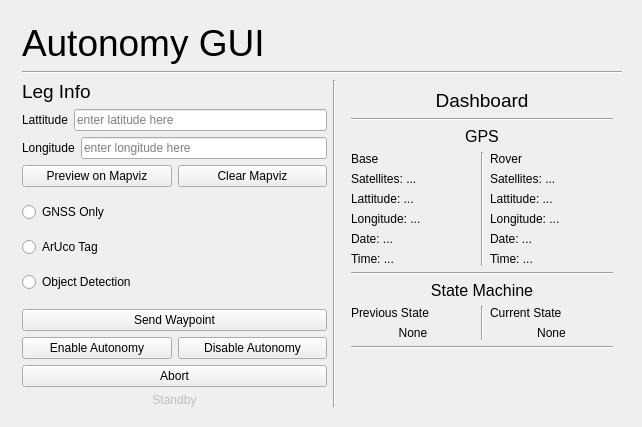
This is mars_ws/src/autonomy/autonomy_gui.ui in BYUMarsRover/Autonomy-ROS2 as Qt 5 draws it before an edit. The edited form follows.
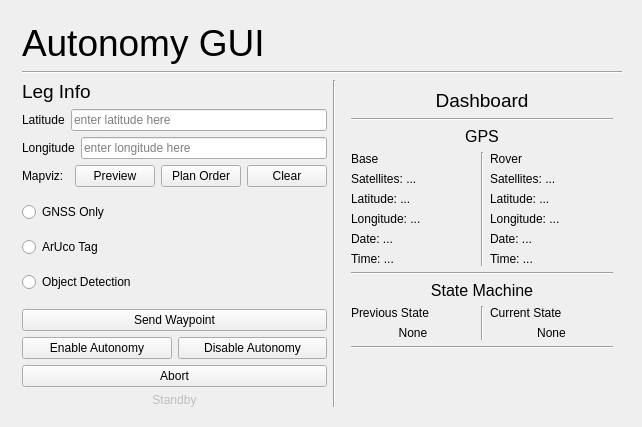
This is the edited form.

Commit message: PathPlanning can optimize waypoint order and display it on mapviz

Patch:
```diff
--- a/mars_ws/src/autonomy/autonomy_gui.ui
+++ b/mars_ws/src/autonomy/autonomy_gui.ui
@@ -98,7 +98,7 @@
              <item>
               <widget class="QLabel" name="LatitudeLabel">
                <property name="text">
-                <string>Lattitude</string>
+                <string>Latitude</string>
                </property>
               </widget>
              </item>
@@ -136,11 +136,27 @@
            <!-- Horizontal Box for the Preview and clear mapviz buttons -->
            <item>
             <layout class="QHBoxLayout" name="horizontalLayout_3">
+             <!-- Mapviz Label -->
+             <item>
+              <widget class="QLabel" name="MapvizLabel">
+               <property name="text">
+                <string>Mapviz: </string>
+               </property>
+              </widget>
+             </item>
              <!-- Preview Button -->
              <item>
               <widget class="QPushButton" name="PreviewMapvizButton">
                <property name="text">
-                <string>Preview on Mapviz</string>
+                <string>Preview</string>
+               </property>
+              </widget>
+             </item>
+             <!-- Plan Order Button -->
+             <item>
+              <widget class="QPushButton" name="PlanOrderButton">
+               <property name="text">
+                <string>Plan Order</string>
                </property>
               </widget>
              </item>
@@ -148,7 +164,7 @@
              <item>
               <widget class="QPushButton" name="ClearMapvizButton">
                <property name="text">
-                <string>Clear Mapviz</string>
+                <string>Clear</string>
                </property>
               </widget>
              </item>
@@ -404,7 +420,7 @@
                 <item>
                  <widget class="QLabel" name="BaseLat">
                   <property name="text">
-                   <string>Lattitude: ...</string>
+                   <string>Latitude: ...</string>
                   </property>
                  </widget>
                 </item>
@@ -464,7 +480,7 @@
                 <item>
                  <widget class="QLabel" name="RoverLat">
                   <property name="text">
-                   <string>Lattitude: ...</string>
+                   <string>Latitude: ...</string>
                   </property>
                  </widget>
                 </item>
```
Left out of the diff: 12 changed lines with no effect on the pictures. The commit also changes 7 other files.
